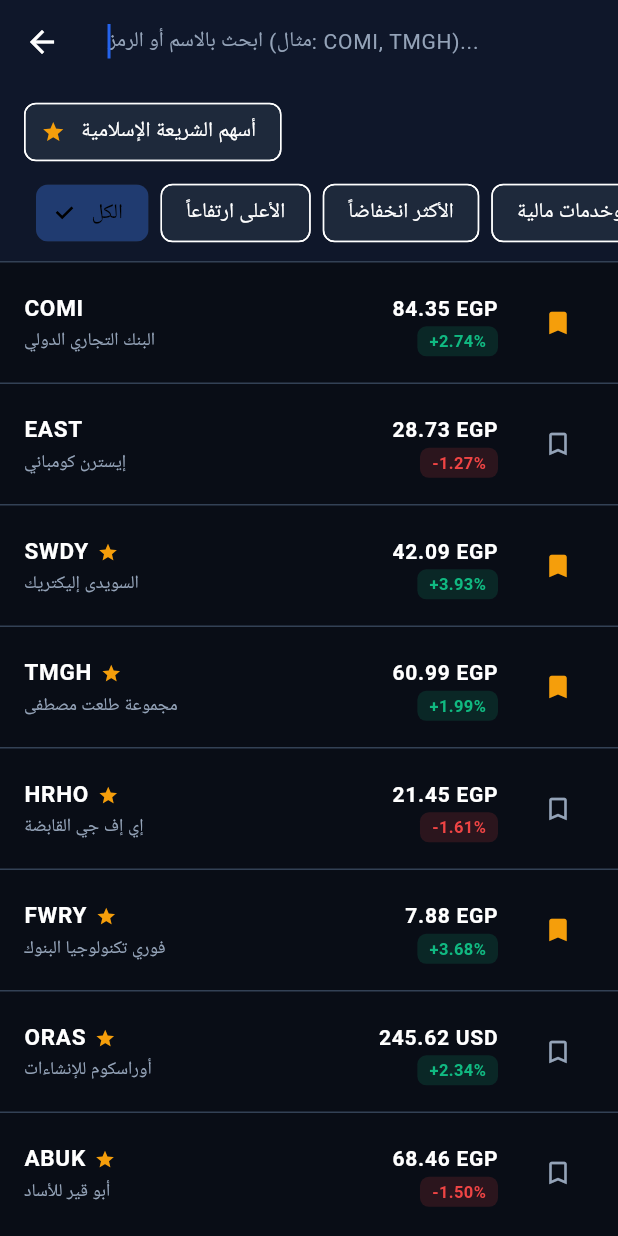
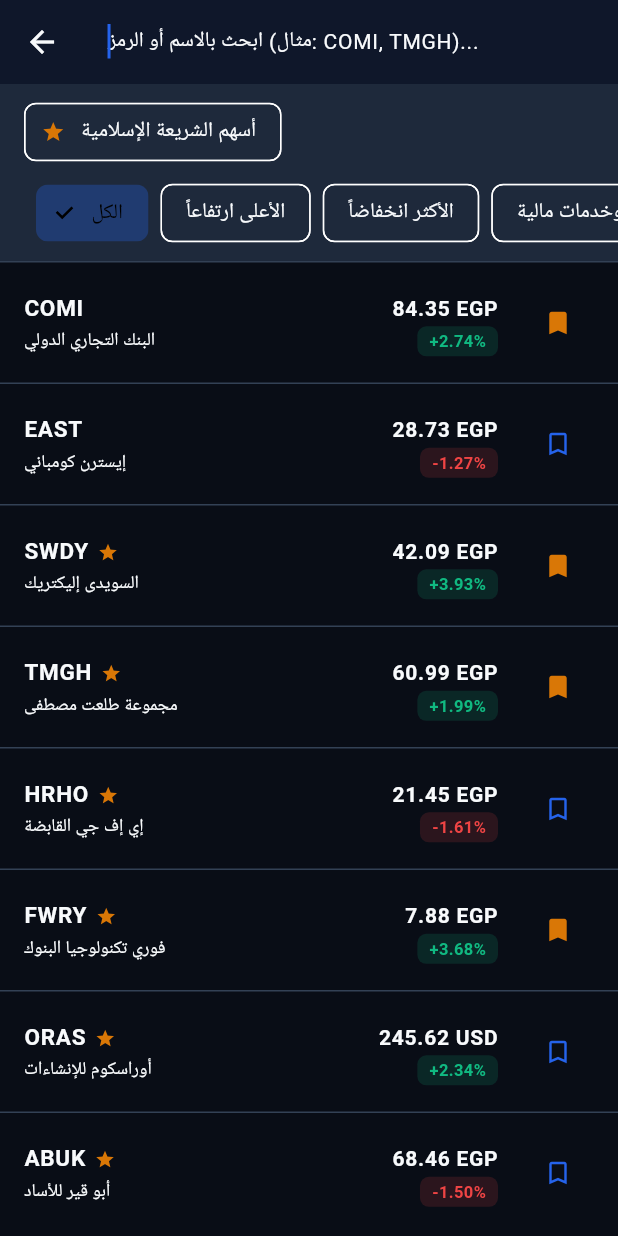
Before and after one commit to ziad-helmy1234/alamalka, a Flutter app: the screen it shows after launch, scrolled down 336 dp, after a tap on the "search" icon, on a phone screen of 412 x 824 dp. Run offline on Flutter 3.47's test engine with Material 3 defaults, Android fonts, the phone set to English and light mode, and no system bars.

Commit message:
Add dedicated SearchScreen and simplify MarketsScreen layout

```diff
--- a/lib/main.dart
+++ b/lib/main.dart
@@ -11,14 +11,21 @@
 
   @override
   Widget build(BuildContext context) {
+    return ValueListenableBuilder<ThemeMode>(
+      valueListenable: AppTheme.themeNotifier,
+      builder: (context, currentMode, _) {
         return MaterialApp(
           title: 'منصة التداول المتقدمة - Stock Trading App',
           debugShowCheckedModeBanner: false,
-      theme: AppTheme.darkTheme,
+          theme: AppTheme.lightTheme,
+          darkTheme: AppTheme.darkTheme,
+          themeMode: currentMode,
           home: const Directionality(
             textDirection: TextDirection.rtl, // RTL layout for Arabic
             child: MainNavigationScreen(),
           ),
         );
+      },
+    );
   }
 }
--- a/lib/theme/app_theme.dart
+++ b/lib/theme/app_theme.dart
@@ -1,38 +1,66 @@
 import 'package:flutter/material.dart';
 
 class AppColors {
-  static const Color primaryDark = Color(0xFF0F172A); // Rich Slate Navy
+  // Dark Colors
+  static const Color primaryDark = Color(0xFF0F172A);
   static const Color cardDark = Color(0xFF1E293B);
   static const Color backgroundDark = Color(0xFF090D16);
+  static const Color textPrimaryDark = Color(0xFFF8FAFC);
+  static const Color textSecondaryDark = Color(0xFF94A3B8);
+  static const Color borderDark = Color(0xFF334155);
 
+  // Light Colors
+  static const Color primaryLight = Color(0xFFFFFFFF);
+  static const Color cardLight = Color(0xFFFFFFFF);
+  static const Color backgroundLight = Color(0xFFF1F5F9);
+  static const Color textPrimaryLight = Color(0xFF0F172A);
+  static const Color textSecondaryLight = Color(0xFF64748B);
+  static const Color borderLight = Color(0xFFE2E8F0);
+
+  // Default Const Color Fallbacks
+  static const Color textPrimary = Color(0xFFF8FAFC);
+  static const Color textSecondary = Color(0xFF94A3B8);
+
+  // Accent & Trading Indicators
   static const Color accentBlue = Color(0xFF2563EB); // Electric Indigo
   static const Color greenPositive = Color(0xFF10B981); // Emerald Green
   static const Color redNegative = Color(0xFFEF4444); // Crimson Red
-  static const Color goldSharia = Color(0xFFF59E0B); // Amber Gold for Sharia
-
-  static const Color textPrimary = Color(0xFFF8FAFC);
-  static const Color textSecondary = Color(0xFF94A3B8);
-  static const Color borderDark = Color(0xFF334155);
+  static const Color goldSharia = Color(0xFFD97706); // Amber Gold
 }
 
 class AppTheme {
+  static final ValueNotifier<ThemeMode> themeNotifier =
+      ValueNotifier(ThemeMode.dark);
+
+  static void toggleTheme() {
+    themeNotifier.value = themeNotifier.value == ThemeMode.dark
+        ? ThemeMode.light
+        : ThemeMode.dark;
+  }
+
+  static bool get isDarkMode => themeNotifier.value == ThemeMode.dark;
+
   static ThemeData get darkTheme {
     return ThemeData(
       useMaterial3: true,
       brightness: Brightness.dark,
       scaffoldBackgroundColor: AppColors.backgroundDark,
       primaryColor: AppColors.accentBlue,
+      cardColor: AppColors.cardDark,
+      dividerColor: AppColors.borderDark,
       colorScheme: const ColorScheme.dark(
         primary: AppColors.accentBlue,
         surface: AppColors.cardDark,
-        background: AppColors.backgroundDark,
+        onSurface: AppColors.textPrimaryDark,
       ),
       appBarTheme: const AppBarTheme(
         backgroundColor: AppColors.primaryDark,
         elevation: 0,
         centerTitle: false,
+        iconTheme: IconThemeData(color: AppColors.textPrimaryDark),
+        actionsIconTheme: IconThemeData(color: AppColors.accentBlue),
         titleTextStyle: TextStyle(
-          color: AppColors.textPrimary,
+          color: AppColors.textPrimaryDark,
           fontSize: 18,
           fontWeight: FontWeight.bold,
         ),
@@ -40,7 +68,7 @@
       bottomNavigationBarTheme: const BottomNavigationBarThemeData(
         backgroundColor: AppColors.primaryDark,
         selectedItemColor: AppColors.accentBlue,
-        unselectedItemColor: AppColors.textSecondary,
+        unselectedItemColor: AppColors.textSecondaryDark,
         type: BottomNavigationBarType.fixed,
         elevation: 12,
       ),
@@ -54,4 +82,47 @@
       ),
     );
   }
+
+  static ThemeData get lightTheme {
+    return ThemeData(
+      useMaterial3: true,
+      brightness: Brightness.light,
+      scaffoldBackgroundColor: AppColors.backgroundLight,
+      primaryColor: AppColors.accentBlue,
+      cardColor: AppColors.cardLight,
+      dividerColor: AppColors.borderLight,
+      colorScheme: const ColorScheme.light(
+        primary: AppColors.accentBlue,
+        surface: AppColors.cardLight,
+        onSurface: AppColors.textPrimaryLight,
+      ),
+      appBarTheme: const AppBarTheme(
+        backgroundColor: AppColors.primaryLight,
+        elevation: 1,
+        centerTitle: false,
+        iconTheme: IconThemeData(color: AppColors.textPrimaryLight),
+        actionsIconTheme: IconThemeData(color: AppColors.accentBlue),
+        titleTextStyle: TextStyle(
+          color: AppColors.textPrimaryLight,
+          fontSize: 18,
+          fontWeight: FontWeight.bold,
+        ),
+      ),
+      bottomNavigationBarTheme: const BottomNavigationBarThemeData(
+        backgroundColor: AppColors.primaryLight,
+        selectedItemColor: AppColors.accentBlue,
+        unselectedItemColor: AppColors.textSecondaryLight,
+        type: BottomNavigationBarType.fixed,
+        elevation: 8,
+      ),
+      cardTheme: CardThemeData(
+        color: AppColors.cardLight,
+        elevation: 1,
+        shape: RoundedRectangleBorder(
+          borderRadius: BorderRadius.circular(16),
+          side: const BorderSide(color: AppColors.borderLight, width: 1.0),
+        ),
+      ),
+    );
+  }
 }
--- a/lib/views/markets_screen.dart
+++ b/lib/views/markets_screen.dart
@@ -29,7 +29,7 @@
         ),
         actions: [
           IconButton(
-            icon: const Icon(Icons.search, color: AppColors.textPrimary),
+            icon: const Icon(Icons.search, color: AppColors.accentBlue),
             tooltip: 'البحث والتصنيفات',
             onPressed: () {
               Navigator.push(
@@ -39,7 +39,7 @@
             },
           ),
           IconButton(
-            icon: const Icon(Icons.newspaper, color: AppColors.textPrimary),
+            icon: const Icon(Icons.newspaper, color: AppColors.accentBlue),
             tooltip: 'الأخبار والأحداث',
             onPressed: () {
               Navigator.push(
@@ -60,7 +60,7 @@
             physics: const AlwaysScrollableScrollPhysics(),
             children: [
               // 1. Index Banner (EGX 30 / EGX 70 / EGX 100 EWI / EGX 35-LV)
-              _buildMarketIndicesBanner(),
+              _buildMarketIndicesBanner(context),
 
               // 2. Biggest Winners Section
               _buildTopGainersRow(),
@@ -78,17 +78,16 @@
                   style: TextStyle(
                     fontWeight: FontWeight.bold,
                     fontSize: 15,
-                    color: AppColors.textPrimary,
                   ),
                 ),
               ),
-              const Divider(color: AppColors.borderDark, height: 1),
+              Divider(color: Theme.of(context).dividerColor, height: 1),
 
               // 5. Stock List Tiles
               ...allStocks.map((stock) => Column(
                     children: [
                       _buildStockTile(stock),
-                      const Divider(color: AppColors.borderDark, height: 1),
+                      Divider(color: Theme.of(context).dividerColor, height: 1),
                     ],
                   )),
             ],
@@ -98,7 +97,7 @@
     );
   }
 
-  Widget _buildMarketIndicesBanner() {
+  Widget _buildMarketIndicesBanner(BuildContext context) {
     final indices = [
       {'name': 'EGX 30', 'value': '30,450.20', 'change': '+1.25%', 'isPositive': true},
       {'name': 'EGX 70 EWI', 'value': '7,210.80', 'change': '-0.40%', 'isPositive': false},
@@ -107,7 +106,7 @@
     ];
 
     return Container(
-      color: AppColors.primaryDark,
+      color: Theme.of(context).cardColor,
       padding: const EdgeInsets.symmetric(vertical: 8),
       child: SingleChildScrollView(
         scrollDirection: Axis.horizontal,
@@ -119,6 +118,7 @@
             return Row(
               children: [
                 _buildIndexItem(
+                  context,
                   idx['name'] as String,
                   idx['value'] as String,
                   idx['change'] as String,
@@ -129,7 +129,7 @@
                     width: 1,
                     height: 28,
                     margin: const EdgeInsets.symmetric(horizontal: 16),
-                    color: AppColors.borderDark,
+                    color: Theme.of(context).dividerColor,
                   ),
               ],
             );
@@ -139,11 +139,12 @@
     );
   }
 
-  Widget _buildIndexItem(String name, String value, String change, bool isPositive) {
+  Widget _buildIndexItem(BuildContext context, String name, String value, String change, bool isPositive) {
     final color = isPositive ? AppColors.greenPositive : AppColors.redNegative;
+
     return Column(
       children: [
-        Text(name, style: const TextStyle(color: AppColors.textSecondary, fontSize: 11)),
+        Text(name, style: const TextStyle(fontSize: 11)),
         const SizedBox(height: 2),
         Row(
           children: [
@@ -297,7 +298,7 @@
         margin: const EdgeInsets.only(left: 10),
         padding: const EdgeInsets.all(12),
         decoration: BoxDecoration(
-          color: AppColors.cardDark,
+          color: Theme.of(context).cardColor,
           borderRadius: BorderRadius.circular(14),
           border: Border.all(
             color: color.withOpacity(0.4),
@@ -316,7 +317,6 @@
                   style: const TextStyle(
                     fontWeight: FontWeight.bold,
                     fontSize: 14,
-                    color: AppColors.textPrimary,
                   ),
                 ),
                 Container(
@@ -341,7 +341,6 @@
               maxLines: 1,
               overflow: TextOverflow.ellipsis,
               style: const TextStyle(
-                color: AppColors.textSecondary,
                 fontSize: 11,
               ),
             ),
@@ -350,7 +349,6 @@
               style: const TextStyle(
                 fontWeight: FontWeight.bold,
                 fontSize: 13,
-                color: AppColors.textPrimary,
               ),
             ),
           ],
@@ -391,7 +389,7 @@
           Expanded(
             child: Text(
               stock.nameAr,
-              style: const TextStyle(color: AppColors.textSecondary, fontSize: 12),
+              style: const TextStyle(fontSize: 12),
               overflow: TextOverflow.ellipsis,
             ),
           ),
@@ -404,7 +402,7 @@
       trailing: IconButton(
         icon: Icon(
           stock.isWatchlisted ? Icons.bookmark : Icons.bookmark_border,
-          color: stock.isWatchlisted ? AppColors.goldSharia : AppColors.textSecondary,
+          color: stock.isWatchlisted ? AppColors.goldSharia : AppColors.accentBlue,
         ),
         onPressed: () {
           setState(() {
--- a/lib/views/portfolio_screen.dart
+++ b/lib/views/portfolio_screen.dart
@@ -101,7 +101,7 @@
         children: [
           // Total Valuation Card
           Card(
-            color: AppColors.primaryDark,
+            color: Theme.of(context).cardColor,
             child: Padding(
               padding: const EdgeInsets.all(16.0),
               child: Column(
--- a/lib/views/profile_screen.dart
+++ b/lib/views/profile_screen.dart
@@ -46,7 +46,6 @@
               style: TextStyle(
                 fontSize: 16,
                 fontWeight: FontWeight.bold,
-                color: AppColors.textPrimary,
               ),
             ),
             const SizedBox(height: 12),
@@ -83,7 +82,7 @@
             ),
             _buildMenuItem(
               icon: Icons.settings,
-              iconColor: AppColors.textSecondary,
+              iconColor: AppColors.accentBlue,
               title: 'الإعدادات والأمان (Settings)',
               subtitle: 'تغيير رمز PIN، البصمة (Biometrics)، وتفضيلات التطبيق',
               onTap: () => _showSettingsSheet(context),
@@ -103,7 +102,6 @@
 
   Widget _buildUserHeaderCard(double egpBalance) {
     return Card(
-      color: AppColors.primaryDark,
       child: Padding(
         padding: const EdgeInsets.all(16.0),
         child: Row(
@@ -123,13 +121,12 @@
                     style: TextStyle(
                       fontSize: 18,
                       fontWeight: FontWeight.bold,
-                      color: AppColors.textPrimary,
                     ),
                   ),
                   const SizedBox(height: 4),
                   const Text(
                     'رقم الحساب الموحد (Unified ID): #EGX-892104',
-                    style: TextStyle(fontSize: 12, color: AppColors.textSecondary),
+                    style: TextStyle(fontSize: 12),
                   ),
                   const SizedBox(height: 6),
                   Container(
@@ -162,7 +159,7 @@
         gradient: LinearGradient(
           colors: [
             AppColors.greenPositive.withOpacity(0.25),
-            AppColors.cardDark,
+            Theme.of(context).cardColor,
           ],
           begin: Alignment.topRight,
           end: Alignment.bottomLeft,
@@ -173,22 +170,21 @@
       child: Row(
         mainAxisAlignment: MainAxisAlignment.spaceBetween,
         children: [
-          const Expanded(
+          Expanded(
             child: Column(
               crossAxisAlignment: CrossAxisAlignment.start,
-              children: [
+              children: const [
                 Text(
                   'إضافة أموال للمحفظة',
                   style: TextStyle(
                     fontSize: 15,
                     fontWeight: FontWeight.bold,
-                    color: AppColors.textPrimary,
                   ),
                 ),
                 SizedBox(height: 4),
                 Text(
                   'إيداع فوري عبر InstaPay والبطاقات المصرفية',
-                  style: TextStyle(fontSize: 11, color: AppColors.textSecondary),
+                  style: TextStyle(fontSize: 11),
                   overflow: TextOverflow.ellipsis,
                 ),
               ],
@@ -209,7 +205,7 @@
               showModalBottomSheet(
                 context: context,
                 isScrollControlled: true,
-                backgroundColor: AppColors.cardDark,
+                backgroundColor: Theme.of(context).cardColor,
                 shape: const RoundedRectangleBorder(
                   borderRadius:
                       BorderRadius.vertical(top: Radius.circular(24)),
@@ -264,9 +260,9 @@
           ],
         ),
         subtitle: Text(subtitle,
-            style: const TextStyle(color: AppColors.textSecondary, fontSize: 11),
+            style: const TextStyle(fontSize: 11),
             overflow: TextOverflow.ellipsis),
-        trailing: const Icon(Icons.arrow_forward_ios, size: 14, color: AppColors.textSecondary),
+        trailing: const Icon(Icons.arrow_forward_ios, size: 14),
       ),
     );
   }
@@ -286,7 +282,7 @@
           return ListTile(
             leading: const Icon(Icons.mark_email_unread, color: AppColors.accentBlue),
             title: Text(msg.titleAr, style: const TextStyle(fontWeight: FontWeight.bold, fontSize: 13)),
-            subtitle: Text(msg.bodyAr, style: const TextStyle(fontSize: 12, color: AppColors.textSecondary)),
+            subtitle: Text(msg.bodyAr, style: const TextStyle(fontSize: 12)),
           );
         },
       ),
@@ -309,7 +305,7 @@
             title: Text('${trf.typeAr} - ${trf.amount.toStringAsFixed(2)} ${trf.currency}',
                 style: const TextStyle(fontWeight: FontWeight.bold, fontSize: 14)),
             subtitle: Text('طريقة الإيداع: ${trf.methodAr} • الحالة: ${trf.statusAr}',
-                style: const TextStyle(fontSize: 12, color: AppColors.textSecondary)),
+                style: const TextStyle(fontSize: 12)),
           );
         },
       ),
@@ -331,7 +327,7 @@
             leading: const Icon(Icons.picture_as_pdf, color: AppColors.redNegative),
             title: Text(st.titleAr, style: const TextStyle(fontWeight: FontWeight.bold, fontSize: 13)),
             subtitle: Text('${st.periodAr} • ${st.fileSize}',
-                style: const TextStyle(fontSize: 12, color: AppColors.textSecondary)),
+                style: const TextStyle(fontSize: 12)),
             trailing: IconButton(
               icon: const Icon(Icons.download, color: AppColors.accentBlue),
               onPressed: () {
@@ -360,7 +356,7 @@
           return ListTile(
             leading: const Icon(Icons.assignment_turned_in, color: Colors.amber),
             title: Text(f.titleAr, style: const TextStyle(fontWeight: FontWeight.bold, fontSize: 13)),
-            subtitle: Text(f.descriptionAr, style: const TextStyle(fontSize: 12, color: AppColors.textSecondary)),
+            subtitle: Text(f.descriptionAr, style: const TextStyle(fontSize: 12)),
             trailing: Container(
               padding: const EdgeInsets.symmetric(horizontal: 8, vertical: 4),
               decoration: BoxDecoration(
@@ -379,8 +375,26 @@
     _showCustomBottomSheet(
       context,
       'الإعدادات والأمان (Settings)',
-      Column(
+      ValueListenableBuilder<ThemeMode>(
+        valueListenable: AppTheme.themeNotifier,
+        builder: (context, mode, _) {
+          final isDark = mode == ThemeMode.dark;
+          return Column(
             children: [
+              SwitchListTile(
+                title: const Text('الوضع الفاتح (Light Mode)'),
+                subtitle: const Text('التبديل بين الثيم الداكن والفاتح للتطبيق'),
+                secondary: Icon(
+                  isDark ? Icons.dark_mode : Icons.light_mode,
+                  color: isDark ? Colors.amber : AppColors.accentBlue,
+                ),
+                value: !isDark,
+                activeColor: AppColors.accentBlue,
+                onChanged: (val) {
+                  AppTheme.toggleTheme();
+                },
+              ),
+              const Divider(color: AppColors.borderDark),
               SwitchListTile(
                 title: const Text('التسجيل بالبصمة / Face ID'),
                 subtitle: const Text('تسجيل الدخول السريع والآمن للبيانات المالية'),
@@ -397,10 +411,12 @@
               ),
               ListTile(
                 title: const Text('تغيير رمز PIN للتداول'),
-            trailing: const Icon(Icons.lock_outline, color: AppColors.textSecondary),
+                trailing: const Icon(Icons.lock_outline),
                 onTap: () {},
               ),
             ],
+          );
+        },
       ),
     );
   }
@@ -429,7 +445,7 @@
     showModalBottomSheet(
       context: context,
       isScrollControlled: true,
-      backgroundColor: AppColors.cardDark,
+      backgroundColor: Theme.of(context).cardColor,
       shape: const RoundedRectangleBorder(
         borderRadius: BorderRadius.vertical(top: Radius.circular(24)),
       ),
@@ -448,10 +464,10 @@
                 Expanded(
                   child: Text(
                     title,
-                    style: const TextStyle(
+                    style: TextStyle(
                       fontWeight: FontWeight.bold,
                       fontSize: 15,
-                      color: AppColors.textPrimary,
+                      color: Theme.of(context).colorScheme.onSurface,
                     ),
                     overflow: TextOverflow.ellipsis,
                   ),
@@ -462,7 +478,7 @@
                 ),
               ],
             ),
-            const Divider(color: AppColors.borderDark),
+            Divider(color: Theme.of(context).dividerColor),
             Flexible(
               child: SingleChildScrollView(
                 child: body,
--- a/lib/views/search_screen.dart
+++ b/lib/views/search_screen.dart
@@ -31,6 +31,19 @@
     'كيماويات وأسمدة',
   ];
 
+  Widget? _buildClearButton() {
+    if (_searchQuery.isEmpty) return null;
+    return IconButton(
+      icon: const Icon(Icons.clear, size: 18),
+      onPressed: () {
+        _searchController.clear();
+        setState(() {
+          _searchQuery = '';
+        });
+      },
+    );
+  }
+
   @override
   Widget build(BuildContext context) {
     return Scaffold(
@@ -49,20 +62,10 @@
             decoration: InputDecoration(
               hintText: 'ابحث بالاسم أو الرمز (مثال: COMI, TMGH)...',
               border: InputBorder.none,
-              hintStyle: const TextStyle(color: AppColors.textSecondary, fontSize: 14),
-              suffixIcon: _searchQuery.isNotEmpty
-                  ? IconButton(
-                      icon: const Icon(Icons.clear, color: AppColors.textSecondary, size: 18),
-                      onPressed: () {
-                        _searchController.clear();
-                        setState(() {
-                          _searchQuery = '';
-                        });
-                      },
-                    )
-                  : null,
+              hintStyle: const TextStyle(fontSize: 14),
+              suffixIcon: _buildClearButton(),
             ),
-            style: const TextStyle(color: AppColors.textPrimary, fontSize: 15),
+            style: const TextStyle(fontSize: 15),
           ),
         ),
       ),
@@ -70,7 +73,7 @@
         children: [
           // Filter Chips Container
           Container(
-            color: AppColors.primaryDark,
+            color: Theme.of(context).cardColor,
             padding: const EdgeInsets.symmetric(vertical: 8),
             child: Column(
               children: [
@@ -127,7 +130,7 @@
               ],
             ),
           ),
-          const Divider(color: AppColors.borderDark, height: 1),
+          Divider(color: Theme.of(context).dividerColor, height: 1),
 
           // Live Filtered Search Results
           Expanded(
@@ -155,7 +158,7 @@
                     child: Center(
                       child: Text(
                         'لا توجد أسهم تطابق نتائج البحث والتصنيف',
-                        style: TextStyle(color: AppColors.textSecondary),
+                        style: TextStyle(fontSize: 14),
                       ),
                     ),
                   );
@@ -165,7 +168,7 @@
                   physics: const AlwaysScrollableScrollPhysics(),
                   itemCount: filteredStocks.length,
                   separatorBuilder: (_, __) =>
-                      const Divider(color: AppColors.borderDark, height: 1),
+                      Divider(color: Theme.of(context).dividerColor, height: 1),
                   itemBuilder: (context, index) {
                     final stock = filteredStocks[index];
                     return _buildSearchResultTile(stock);
@@ -195,7 +198,13 @@
       contentPadding: const EdgeInsets.symmetric(horizontal: 16, vertical: 4),
       title: Row(
         children: [
-          Text(stock.symbol, style: const TextStyle(fontWeight: FontWeight.bold, fontSize: 15)),
+          Text(
+            stock.symbol,
+            style: const TextStyle(
+              fontWeight: FontWeight.bold,
+              fontSize: 15,
+            ),
+          ),
           if (stock.isShariaCompliant) ...[
             const SizedBox(width: 6),
             const Icon(Icons.star, size: 14, color: AppColors.goldSharia),
@@ -203,7 +212,10 @@
           const Spacer(),
           Text(
             '${stock.currentPrice.toStringAsFixed(2)} ${stock.currency}',
-            style: const TextStyle(fontWeight: FontWeight.bold, fontSize: 14),
+            style: const TextStyle(
+              fontWeight: FontWeight.bold,
+              fontSize: 14,
+            ),
           ),
         ],
       ),
@@ -212,7 +224,9 @@
           Expanded(
             child: Text(
               stock.nameAr,
-              style: const TextStyle(color: AppColors.textSecondary, fontSize: 12),
+              style: const TextStyle(
+                fontSize: 12,
+              ),
               overflow: TextOverflow.ellipsis,
             ),
           ),
@@ -232,7 +246,7 @@
       trailing: IconButton(
         icon: Icon(
           stock.isWatchlisted ? Icons.bookmark : Icons.bookmark_border,
-          color: stock.isWatchlisted ? AppColors.goldSharia : AppColors.textSecondary,
+          color: stock.isWatchlisted ? AppColors.goldSharia : AppColors.accentBlue,
           size: 20,
         ),
         onPressed: () {
```
Lines whose indentation alone changed are shown as unchanged.
